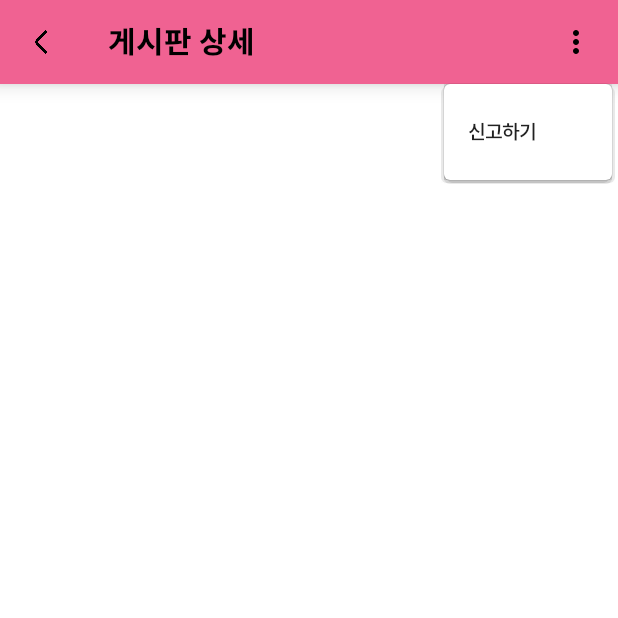
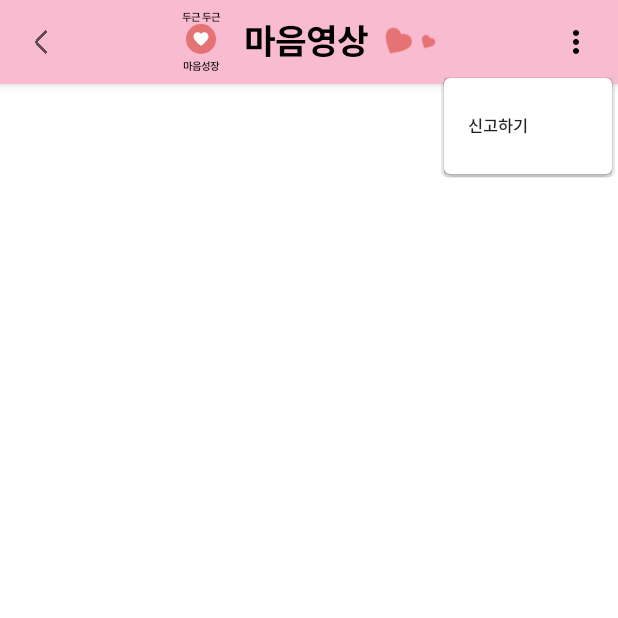
Before and after one commit to baechangnam/mindup, an Android app built with Jetpack Compose: the composable BoardDetailContent called with empty values, after a tap on "메뉴열기", on a phone screen of 412 x 824 dp, the top half of it. Run offline under Robolectric (Android 15) with nearby library versions, the phone set to English and light mode, and no system bars; pictures from the network do not load.

```diff
--- a/app/build.gradle.kts
+++ b/app/build.gradle.kts
@@ -24,8 +24,8 @@ android {
         applicationId = "apps.kr.mentalgrowth"
         minSdk = 26
         targetSdk = 34
-        versionCode = 4
-        versionName = "1.3"
+        versionCode = 5
+        versionName = "1.4"
 
         testInstrumentationRunner = "androidx.test.runner.AndroidJUnitRunner"
 
--- a/app/src/main/java/apps/kr/mentalgrowth/ui/main/BoardChalRegisterScreen.kt
+++ b/app/src/main/java/apps/kr/mentalgrowth/ui/main/BoardChalRegisterScreen.kt
@@ -173,7 +173,7 @@ fun BoardChalRegisterScreen(navController: NavController, code : String,  idx: S
                     contentAlignment = Alignment.Center
                 ) {
                     // ✅ 중앙 타이틀 (하트 포함)
-                    TitleWithHearts("게시판 등록")
+                    TitleWithHearts("마음챌린지 등록")
 
                     // 🔹 왼쪽: 뒤로가기 버튼
                     Row(
--- a/app/src/main/java/apps/kr/mentalgrowth/ui/main/BoardDetailContent.kt
+++ b/app/src/main/java/apps/kr/mentalgrowth/ui/main/BoardDetailContent.kt
@@ -76,6 +76,7 @@ import androidx.compose.ui.unit.sp
 import androidx.lifecycle.viewmodel.compose.viewModel
 import androidx.navigation.NavController
 import apps.kr.mentalgrowth.R
+import apps.kr.mentalgrowth.common.CommonView
 import apps.kr.mentalgrowth.model.ApiResponseModel
 import apps.kr.mentalgrowth.network.NetworkClient
 import apps.kr.mentalgrowth.network.NetworkClient.BASE_URL_UPLOAD
@@ -220,17 +221,41 @@ fun BoardDetailContent(
         Scaffold(
             topBar = {
                 TopAppBar(
-                    title = { Text("게시판 상세", style = MaterialTheme.typography.h6) },
-                    navigationIcon = {
-                        IconButton(onClick = { navController.popBackStack() }) {
+                    backgroundColor = Color(0xFFF8BBD0),
+                ) {
+                    Box(
+                        modifier = Modifier
+                            .fillMaxWidth()
+                            .height(56.dp), // 기본 TopAppBar 높이
+                        contentAlignment = Alignment.Center
+                    ) {
+                        // ✅ 중앙 타이틀 (하트 포함)
+                        if(tag=="notice"){
+                            CommonView.TitleWithHearts("공지사항")
+                        }else{
+                            CommonView.TitleWithHearts("마음영상")
+                        }
+
+
+                        // 🔹 왼쪽: 뒤로가기 버튼
+                        Row(
+                            modifier = Modifier.align(Alignment.CenterStart),
+                            verticalAlignment = Alignment.CenterVertically
+                        ) {
+                            IconButton(onClick = { navController?.popBackStack() }) {
                                 Icon(
                                     painter = painterResource(id = R.drawable.ic_back_black),
                                     contentDescription = "뒤로가기",
-                                modifier = Modifier.size(40.dp),  tint = Color.Black
+                                    modifier = Modifier.size(40.dp)
                                 )
                             }
-                    },
-                    actions = {
+                        }
+
+                        // 🔹 오른쪽: 홈 버튼
+                        Row(
+                            modifier = Modifier.align(Alignment.CenterEnd),
+                            verticalAlignment = Alignment.CenterVertically
+                        ) {
                             IconButton(onClick = { menuExpanded = true }) {
                                 Icon(
                                     imageVector = Icons.Default.MoreVert,
@@ -247,16 +272,16 @@ fun BoardDetailContent(
                                     DropdownMenuItem(onClick = {
                                         menuExpanded = false
 
-
-                                    navController.navigate("board_edit/${board?.idx}")
+                                        navController?.navigate("board_reg_ch/${board?.cate}?idx=${board?.idx}")
+                                        //navController.navigate("board_edit/${board?.idx}")
                                     }) {
-                                    Text("수정",  style = MaterialTheme.typography.body2)
+                                        Text("수정")
                                     }
                                     DropdownMenuItem(onClick = {
                                         menuExpanded = false
                                         viewModel.deleteBoard(boardId)  // ViewModel에 삭제 메서드 구현
                                     }) {
-                                    Text("삭제",  style = MaterialTheme.typography.body2)
+                                        Text("삭제")
                                     }
                                 }
                                 // 공통: 신고하기
@@ -264,14 +289,13 @@ fun BoardDetailContent(
                                     menuExpanded = false
                                     showReportDialog = true
                                 }) {
-                                Text("신고하기",  style = MaterialTheme.typography.body2)
+                                    Text("신고하기")
                                 }
                             }
-                    },
-                    backgroundColor = MaterialTheme.colors.primary,
-                    contentColor = MaterialTheme.colors.onPrimary,
-                    elevation = 8.dp
-                )
+                        }
+                    }
+                }
+
 
             },
 //            bottomBar = {
--- a/app/src/main/java/apps/kr/mentalgrowth/ui/main/BoardRegisterConsultScreen.kt
+++ b/app/src/main/java/apps/kr/mentalgrowth/ui/main/BoardRegisterConsultScreen.kt
@@ -175,7 +175,7 @@ fun BoardRegisterConsultScreen(navController: NavController, code : String,  idx
                     contentAlignment = Alignment.Center
                 ) {
                     // ✅ 중앙 타이틀 (하트 포함)
-                    CommonView.TitleWithHearts("게시판 등록")
+                    CommonView.TitleWithHearts("마음상담 등록")
 
                     // 🔹 왼쪽: 뒤로가기 버튼
                     Row(
--- a/app/src/main/java/apps/kr/mentalgrowth/ui/main/BoardRegisterPictureScreen.kt
+++ b/app/src/main/java/apps/kr/mentalgrowth/ui/main/BoardRegisterPictureScreen.kt
@@ -175,7 +175,7 @@ fun BoardRegisterPictureScreen(navController: NavController, code : String,  idx
                     contentAlignment = Alignment.Center
                 ) {
                     // ✅ 중앙 타이틀 (하트 포함)
-                    CommonView.TitleWithHearts("게시판 등록")
+                    CommonView.TitleWithHearts("마음그림 등록")
 
                     // 🔹 왼쪽: 뒤로가기 버튼
                     Row(
--- a/app/src/main/java/apps/kr/mentalgrowth/ui/main/BoardRegisterScreen.kt
+++ b/app/src/main/java/apps/kr/mentalgrowth/ui/main/BoardRegisterScreen.kt
@@ -175,7 +175,7 @@ fun BoardRegisterScreen(navController: NavController, code : String,  idx: Strin
                     contentAlignment = Alignment.Center
                 ) {
                     // ✅ 중앙 타이틀 (하트 포함)
-                    CommonView.TitleWithHearts("게시판 등록")
+                    CommonView.TitleWithHearts("마음터치 등록")
 
                     // 🔹 왼쪽: 뒤로가기 버튼
                     Row(
```
Also changed, not shown: app/src/main/java/apps/kr/mentalgrowth/ui/main/BoardDetailChal.kt (+31 -11 lines), app/src/main/java/apps/kr/mentalgrowth/ui/main/BoardDetailConsult.kt (+31 -13 lines), app/src/main/java/apps/kr/mentalgrowth/ui/main/BoardDetailListen.kt (+30 -51 lines), app/src/main/java/apps/kr/mentalgrowth/ui/main/BoardDetailPicture.kt (+31 -12 lines), app/src/main/java/apps/kr/mentalgrowth/ui/main/BoardDetailTouch.kt (+34 -15 lines). Lines whose indentation alone changed are shown as unchanged.
